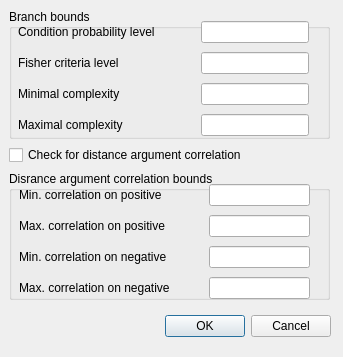
Above: src/plugins/expert_discovery/src/ui/ExpertDiscoveryAdvSetDialog.ui from violethaze74/ugene before the change. Below: the same form after it.
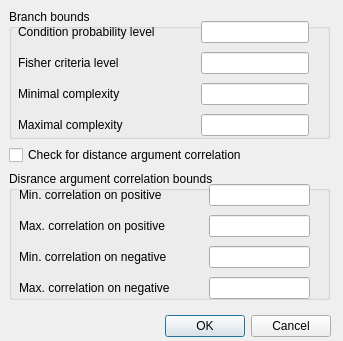
That is the form after the change.

```diff
--- a/src/plugins/expert_discovery/src/ui/ExpertDiscoveryAdvSetDialog.ui
+++ b/src/plugins/expert_discovery/src/ui/ExpertDiscoveryAdvSetDialog.ui
@@ -7,7 +7,7 @@
     <x>0</x>
     <y>0</y>
     <width>343</width>
-    <height>357</height>
+    <height>341</height>
    </rect>
   </property>
   <property name="windowTitle">
```
